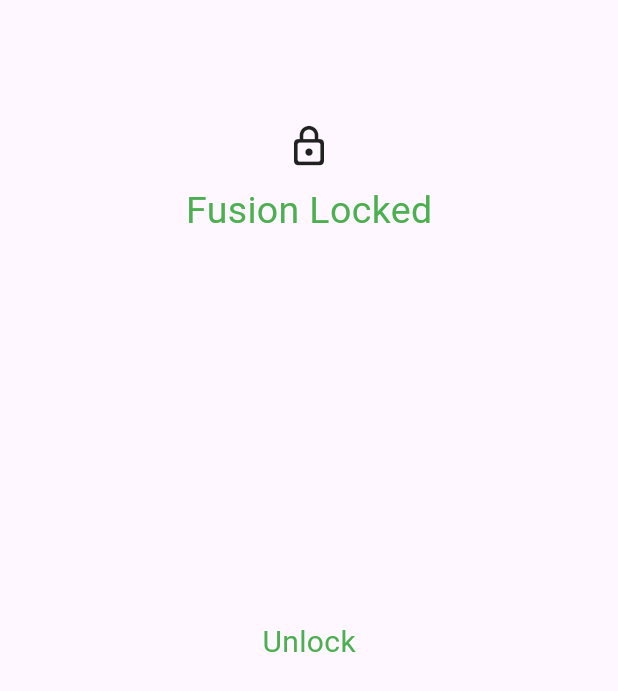
After one commit to SatyamBhargav/Fusion, a Flutter app: the Auth screen opened directly, on a phone screen of 412 x 824 dp. The commit adds this screen. Shown: the top 691 px of the screen. Run offline on Flutter 3.47's test engine with Material 3 defaults, Android fonts, the phone set to English and light mode, and no system bars; our stand-ins replace file_picker, flutter_riverpod, local_auth, sqflite; missing offline and left inert: excel; accounts and stored records are empty.

Commit message:
feat: no change

```diff
--- a/lib/main.dart
+++ b/lib/main.dart
@@ -2,8 +2,8 @@ import 'package:flutter/material.dart';
 import 'package:flutter/services.dart';
 import 'package:flutter_riverpod/flutter_riverpod.dart';
 import 'package:passgen/provider/theme_provider.dart';
+import 'package:passgen/screen/auth.dart';
 import 'package:passgen/screen/passgenscreen.dart';
-import 'package:passgen/screen/tabscreen.dart';
 import 'package:passgen/screen/welcomescreen.dart';
 import 'package:sqflite/sqflite.dart';
 import 'package:path/path.dart' as path;
@@ -42,7 +42,7 @@ class _MyAppState extends ConsumerState<MyApp> {
 
     if (exist) {
       // ignore: use_build_context_synchronously
-      return const TabScreen();
+      return const Auth();
     } else {
       return const WelcomeScreen();
     }
--- a/lib/provider/savepass_provider.dart
+++ b/lib/provider/savepass_provider.dart
@@ -46,9 +46,9 @@ class SavePasswordNotifier extends StateNotifier<List<PasswordCard>> {
     final db = await _openDatabase();
     final data = await db.query('user_Detail');
     sheet.appendRow([
-      const TextCellValue('Platform Name'),
-      const TextCellValue('Email'),
-      const TextCellValue('Password')
+      TextCellValue('Platform Name'),
+      TextCellValue('Email'),
+      TextCellValue('Password')
     ]);
     for (var row in data) {
       sheet.appendRow([
--- /dev/null
+++ b/lib/screen/auth.dart
@@ -0,0 +1,74 @@
+import 'package:flutter/material.dart';
+import 'package:local_auth/local_auth.dart';
+import 'package:passgen/screen/tabscreen.dart';
+
+class Auth extends StatefulWidget {
+  const Auth({super.key});
+
+  @override
+  State<Auth> createState() => _AuthState();
+}
+
+class _AuthState extends State<Auth> {
+  LocalAuthentication auth = LocalAuthentication();
+  checkAuth() async {
+    bool isAvailable;
+    isAvailable = await auth.canCheckBiometrics;
+    if (isAvailable) {
+      bool result =
+          await auth.authenticate(localizedReason: 'Unlock to use Fusion');
+      if (result) {
+        Navigator.pushAndRemoveUntil(
+            context,
+            MaterialPageRoute(
+              builder: (context) => TabScreen(),
+            ),
+            (route) => false);
+      } else {}
+    } else {}
+  }
+
+  @override
+  void initState() {
+    checkAuth();
+    super.initState();
+  }
+
+  @override
+  Widget build(BuildContext context) {
+    return Scaffold(
+      body: Container(
+        height: double.maxFinite,
+        width: double.maxFinite,
+        child: Column(
+          mainAxisAlignment: MainAxisAlignment.start,
+          children: [
+            SizedBox(height: MediaQuery.sizeOf(context).height * 0.10),
+            Icon(
+              Icons.lock_outline_rounded,
+              size: 30,
+            ),
+            SizedBox(height: 10),
+            Text(
+              'Fusion Locked',
+              style: TextStyle(color: Colors.green, fontSize: 25),
+            ),
+            SizedBox(height: MediaQuery.sizeOf(context).height * 0.30),
+            InkWell(
+              onTap: () {
+                checkAuth();
+              },
+              child: Padding(
+                padding: const EdgeInsets.all(8.0),
+                child: Text(
+                  'Unlock',
+                  style: TextStyle(color: Colors.green, fontSize: 20),
+                ),
+              ),
+            )
+          ],
+        ),
+      ),
+    );
+  }
+}
```
Also changed, not shown: pubspec.yaml (+8 -0 lines), assets/logo.jpg (added), pubspec.lock, 33 other files.
